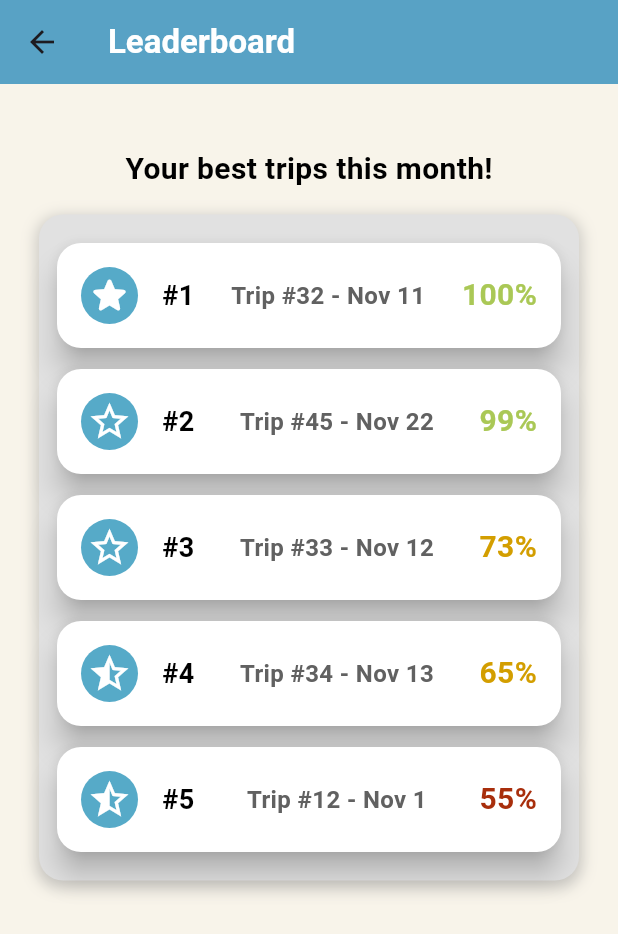
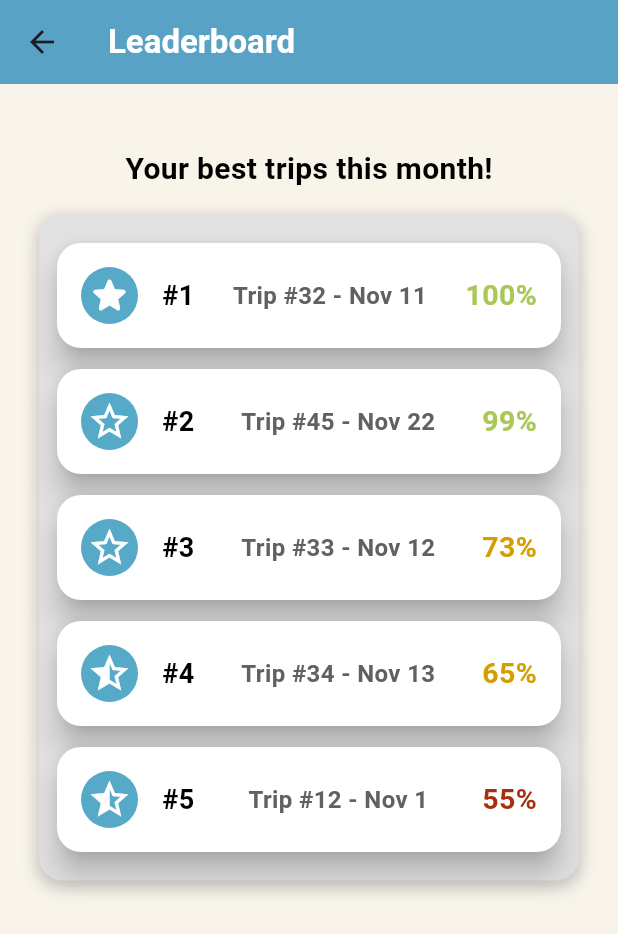
Before and after one commit to R-umaria/Group24F24, a Flutter app: the LeaderboardPage screen opened directly, on a phone screen of 412 x 824 dp. Shown: the top 934 px of the screen. Run offline on Flutter 3.47's test engine with Material 3 defaults, Android fonts, the phone set to English and light mode, and no system bars; our stand-ins replace flutter_custom_clippers, geolocator, pedometer, permission_handler, sensors_plus, sqflite; accounts and stored records are empty.

Commit message:
leaderboard pixels re adjusted

```diff
--- a/lib/pages/Leaderboard/leaderboard_page.dart
+++ b/lib/pages/Leaderboard/leaderboard_page.dart
@@ -147,7 +147,7 @@ class LeaderboardItem extends StatelessWidget {
                   Text(
                     '$score%',
                     style:TextStyle(
-                      fontSize: 20.0,
+                      fontSize: 19,
                       fontWeight: FontWeight.bold,
                        color: _getScoreColour(score),
                     ),
```
